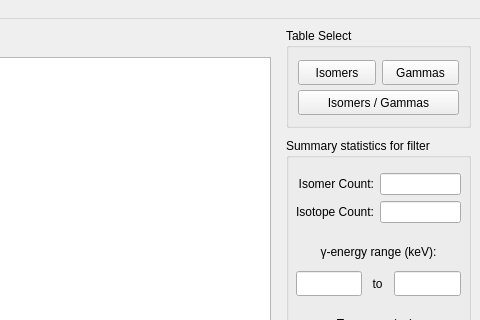
The window that w_Isomer/w_IsomerAPI.ui (LISEcute/IsomerAPI) describes before a commit, drawn with Qt 5; both pictures show x 597 to 1077 and y 0 to 320 of the 1077 by 689 pixel window.
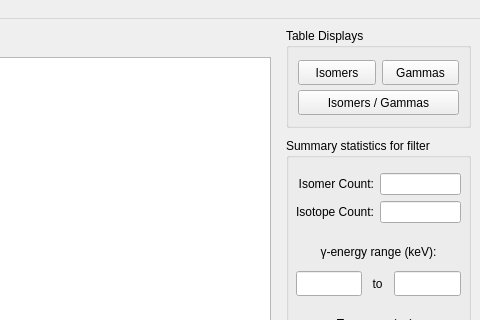
The same window after the commit. Icons and pictures are not drawn.

Diff of the .ui file:
```diff
--- a/w_Isomer/w_IsomerAPI.ui
+++ b/w_Isomer/w_IsomerAPI.ui
@@ -298,7 +298,7 @@
        </size>
       </property>
       <property name="title">
-       <string>Table Select</string>
+       <string>Table Displays</string>
       </property>
       <layout class="QGridLayout" name="gridLayout_4">
        <property name="topMargin">
```
Left out of the diff: 3 changed lines with no effect on the pictures.
